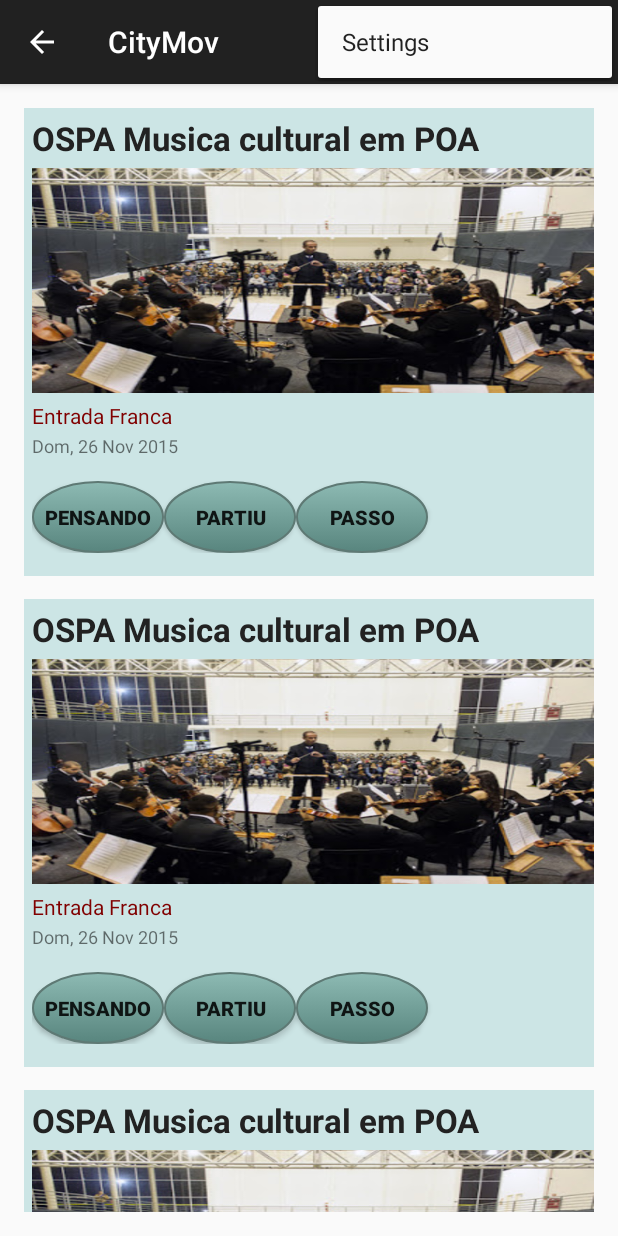
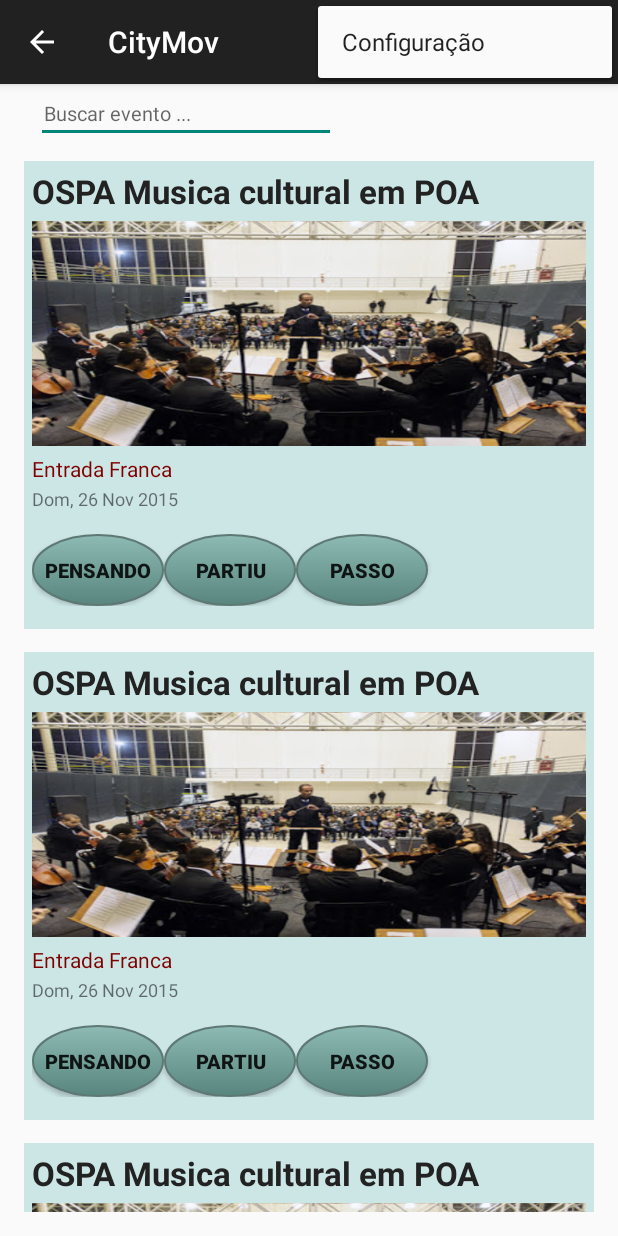
Before and after one commit to fmmwanza/YEBELA, an Android app: the EventListPerso screen opened directly, with no data from a screen before it, with the options menu open, on a phone screen of 412 x 824 dp. Run offline under Robolectric (Android 15) with nearby library versions, the phone set to English and light mode, and no system bars; 2 statements that could not run were skipped.

Commit message:
search event editText

```diff
--- a/app/src/main/res/layout/activity_event_list_perso.xml
+++ b/app/src/main/res/layout/activity_event_list_perso.xml
@@ -6,12 +6,32 @@
     android:layout_height="match_parent"
     tools:context="com.example.mwanza.citymov.EventListPerso">
 
+    <LinearLayout android:id="@+id/string_searchLayout"
+        android:layout_width="wrap_content"
+        android:layout_height="50dp"
+        android:paddingLeft="@dimen/activity_horizontal_margin"
+        android:orientation="horizontal">
+
+        <EditText
+            android:id="@+id/string_search"
+            android:layout_width="200dp"
+            android:layout_height="wrap_content"
+            android:hint="@string/string_search"
+            android:layout_marginLeft="8dp"
+            android:inputType="textFilter"
+            android:paddingLeft="5dp"
+            android:textSize="13sp"
+            />
+
+    </LinearLayout>
+
     <ListView
         android:id="@+id/eventList"
         android:layout_width="match_parent"
         android:layout_height="match_parent"
         android:divider="@android:color/transparent"
         android:dividerHeight="15.0sp"
+        android:layout_marginTop="35dp"
         android:paddingLeft="@dimen/activity_horizontal_margin"
         android:paddingRight="@dimen/activity_horizontal_margin"
         android:paddingTop="@dimen/activity_vertical_margin"
@@ -20,7 +40,8 @@
 
     <!-- As the main content view, the view below consumes the entire
          space available using match_parent in both dimensions. -->
-    <FrameLayout android:id="@+id/container" android:layout_width="match_parent"
+    <FrameLayout android:id="@+id/container"
+        android:layout_width="match_parent"
         android:layout_height="match_parent" />
 
     <!-- android:layout_gravity="start" tells DrawerLayout to treat
--- a/app/src/main/res/layout/row_event.xml
+++ b/app/src/main/res/layout/row_event.xml
@@ -14,6 +14,7 @@
             android:textColor="#222222"
             android:textStyle="bold"
             android:layout_marginLeft="5dp"
+            android:layout_marginRight="5dp"
             android:layout_marginTop="5dp"/>
 
         <ImageView
@@ -23,6 +24,7 @@
             android:scaleType="fitXY"
             android:src="@drawable/cultura_poa"
             android:layout_marginLeft="5dp"
+            android:layout_marginRight="5dp"
             android:layout_marginTop="5dp" />
 
 
--- a/app/src/main/res/menu/event_list_perso.xml
+++ b/app/src/main/res/menu/event_list_perso.xml
@@ -2,8 +2,19 @@
     xmlns:app="http://schemas.android.com/apk/res-auto"
     xmlns:tools="http://schemas.android.com/tools"
     tools:context="com.example.mwanza.citymov.EventListPerso">
-    <item android:id="@+id/action_example" android:title="@string/action_example"
-        app:showAsAction="withText|ifRoom" />
-    <item android:id="@+id/action_settings" android:title="@string/action_settings"
-        android:orderInCategory="100" app:showAsAction="never" />
+    <item android:id="@+id/action_example"
+          android:title="@string/app_name"
+          app:showAsAction="withText|ifRoom" />
+    <item android:id="@+id/action_settings"
+          android:title="@string/action_settings"
+          android:orderInCategory="100"
+          app:showAsAction="never" />
+    <item android:id="@+id/action_sobre"
+        android:title="@string/action_sobre"
+        android:orderInCategory="100"
+        app:showAsAction="never" />
+    <item android:id="@+id/action_premium"
+        android:title="@string/action_premium"
+        android:orderInCategory="100"
+        app:showAsAction="never" />
 </menu>
--- a/app/src/main/res/values/strings.xml
+++ b/app/src/main/res/values/strings.xml
@@ -2,7 +2,9 @@
     <string name="app_name">CityMov</string>
 
     <string name="hello_citymov">Hello CityMov!</string>
-    <string name="action_settings">Settings</string>
+    <string name="action_settings">Configuração</string>
+    <string name="action_premium">Premium</string>
+    <string name="action_sobre">Sobre</string>
     <string name="lbl_username">Nome do usuario</string>
     <string name="lbl_enter_username">Digite seu nome de usuario</string>
     <string name="lbl_pwd">Senha do usuario</string>
@@ -11,6 +13,7 @@
     <string name="lbl_login_facebook">Entrar pelo Facebook</string>
     <string name="title_activity_main_list">CityMov</string>
     <string name="nothing_found">Nenhum evento encontrado!</string>
+    <string name="string_search">Buscar evento ...</string>
 
     <string name="hello_world">Hello world!</string>
     <string name="title_activity_event_list_perso">CityMov</string>
@@ -24,5 +27,4 @@
 
     <string name="action_example">CITYMOV</string>
 
-
 </resources>
```
Also changed, not shown: app/src/main/res/layout/fragment_navigation_drawer.xml (+6 -3 lines).
